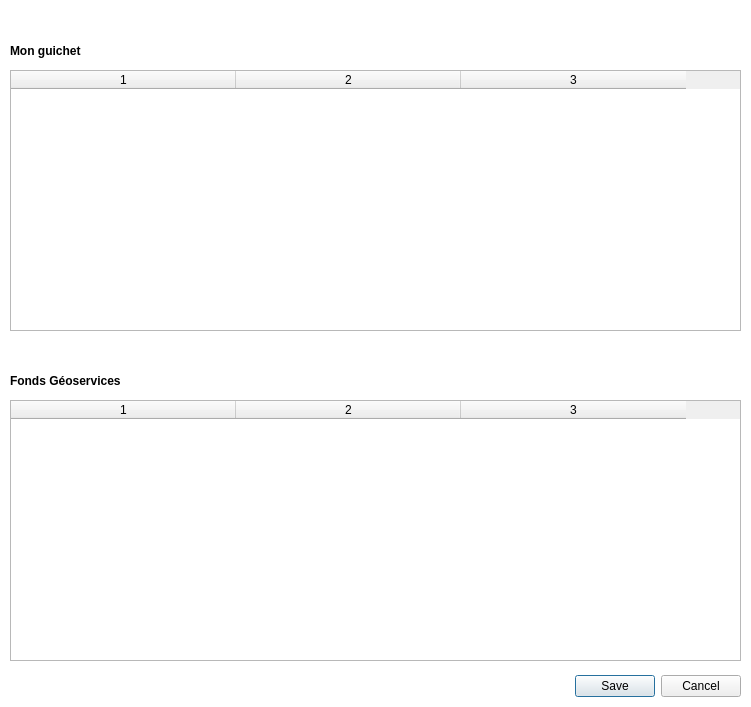
The window that FormChargerGuichet_base.ui (IGNF/espace-collaboratif-qgis-plugin) describes before a commit, drawn with Qt 5.
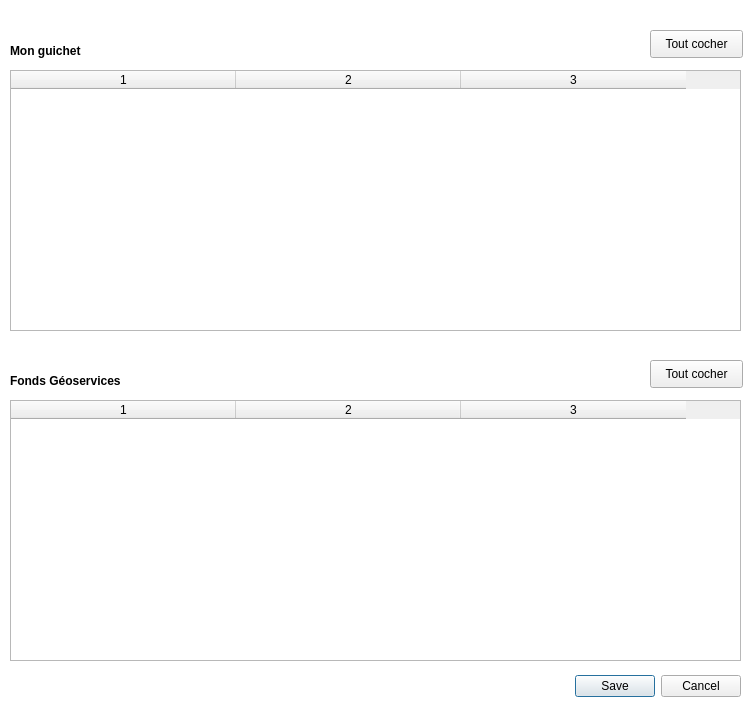
The same window after the commit.

Commit message: Correction ticket redmine 21203, ajout bouton Tout cocher et documentation du code

```diff
--- a/FormChargerGuichet_base.ui
+++ b/FormChargerGuichet_base.ui
@@ -236,6 +236,32 @@
     <string/>
    </property>
   </widget>
+  <widget class="QPushButton" name="pushButton_checkAllBoxes_MonGuichet">
+   <property name="geometry">
+    <rect>
+     <x>650</x>
+     <y>30</y>
+     <width>93</width>
+     <height>28</height>
+    </rect>
+   </property>
+   <property name="text">
+    <string>Tout cocher</string>
+   </property>
+  </widget>
+  <widget class="QPushButton" name="pushButton_checkAllBoxes_FondsGeoservices">
+   <property name="geometry">
+    <rect>
+     <x>650</x>
+     <y>360</y>
+     <width>93</width>
+     <height>28</height>
+    </rect>
+   </property>
+   <property name="text">
+    <string>Tout cocher</string>
+   </property>
+  </widget>
  </widget>
  <resources/>
  <connections/>
```
The commit also changes 9 other files.
